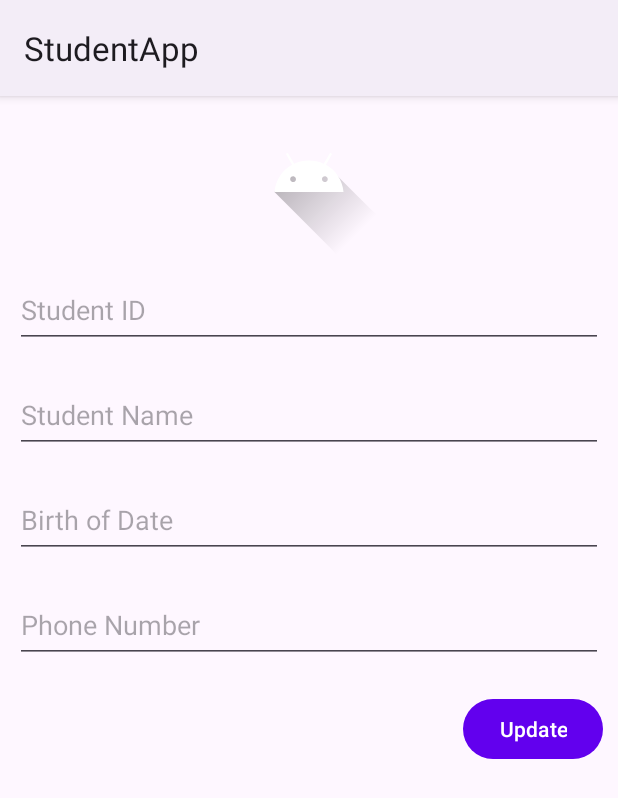
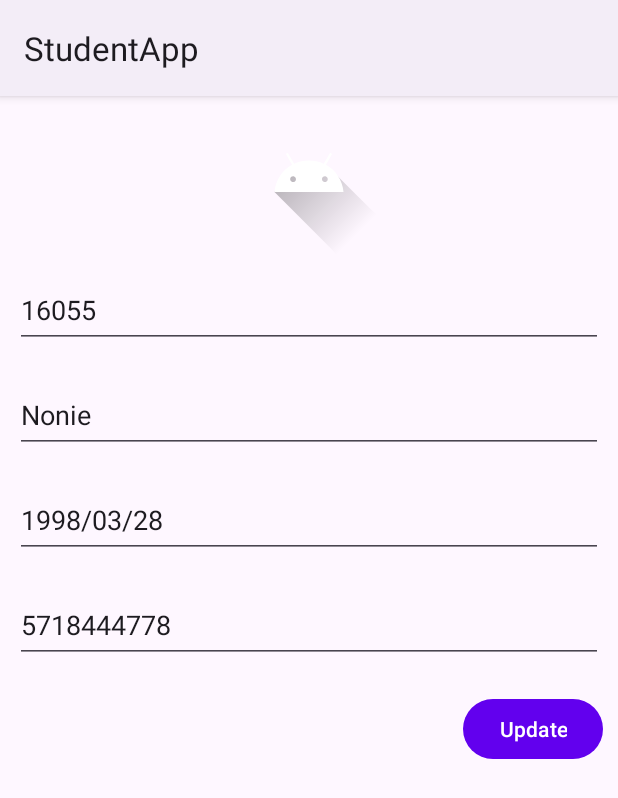
Before and after one commit to J4d3-2/anmpA_week4, an Android app: the StudentDetailFragment screen opened through its navigation route, on a phone screen of 412 x 824 dp. Shown: the top 798 px of the screen. Run offline under Robolectric (Android 15) with nearby library versions, the phone set to English and light mode, and no system bars; our stand-ins replace Volley; network calls fail.

Commit message:
week 4 homework added & updated (Detail Student)

```diff
--- a/app/build.gradle.kts
+++ b/app/build.gradle.kts
@@ -6,7 +6,7 @@ plugins {
 
 android {
     namespace = "com.jubaya.studentapp"
-    compileSdk = 33
+    compileSdk = 34
 
     buildFeatures{
         viewBinding = true
@@ -53,5 +53,6 @@ dependencies {
     androidTestImplementation("androidx.test.espresso:espresso-core:3.5.1")
     implementation("androidx.swiperefreshlayout:swiperefreshlayout:1.1.0")
     implementation("com.google.android.material:material:1.11.0-alpha03")
-
+    implementation("com.android.volley:volley:1.2.1")
+    implementation("com.google.code.gson:gson:2.10.1")
 }
--- a/app/src/main/java/com/jubaya/studentapp/view/StudentDetailFragment.kt
+++ b/app/src/main/java/com/jubaya/studentapp/view/StudentDetailFragment.kt
@@ -5,11 +5,16 @@ import androidx.fragment.app.Fragment
 import android.view.LayoutInflater
 import android.view.View
 import android.view.ViewGroup
+import androidx.lifecycle.Observer
+import androidx.lifecycle.ViewModelProvider
 import com.jubaya.studentapp.R
 import com.jubaya.studentapp.databinding.FragmentStudentDetailBinding
+import com.jubaya.studentapp.viewmodel.DetailViewModel
+import com.jubaya.studentapp.viewmodel.ListViewModel
 
 class StudentDetailFragment : Fragment() {
     private lateinit var binding:FragmentStudentDetailBinding
+    private lateinit var viewModel:DetailViewModel
 
     override fun onCreateView(
         inflater: LayoutInflater, container: ViewGroup?,
@@ -22,5 +27,19 @@ class StudentDetailFragment : Fragment() {
 
     override fun onViewCreated(view: View, savedInstanceState: Bundle?) {
         super.onViewCreated(view, savedInstanceState)
+
+        viewModel = ViewModelProvider(this).get(DetailViewModel::class.java)
+        viewModel.refresh()
+
+        observeViewModel()
+    }
+
+    fun observeViewModel(){
+        viewModel.studentLD.observe(viewLifecycleOwner, Observer {
+            binding.txtID.setText(it.id)
+            binding.txtName.setText(it.name)
+            binding.txtBOD.setText(it.dob)
+            binding.txtPhone.setText(it.phone)
+        })
     }
 }
--- /dev/null
+++ b/app/src/main/java/com/jubaya/studentapp/viewmodel/DetailViewModel.kt
@@ -0,0 +1,16 @@
+package com.jubaya.studentapp.viewmodel
+
+import androidx.lifecycle.MutableLiveData
+import androidx.lifecycle.ViewModel
+import com.jubaya.studentapp.model.Student
+
+class DetailViewModel:ViewModel() {
+    val studentLD = MutableLiveData<Student>()
+
+    fun refresh(){
+        val student1 = Student("16055","Nonie","1998/03/28","5718444778",
+            "http://dummyimage.com/75x100.jpg/cc0000/ffffff")
+
+        studentLD.value = student1
+    }
+}
--- a/app/src/main/java/com/jubaya/studentapp/viewmodel/ListViewModel.kt
+++ b/app/src/main/java/com/jubaya/studentapp/viewmodel/ListViewModel.kt
@@ -1,25 +1,55 @@
 package com.jubaya.studentapp.viewmodel
 
+import android.app.Application
+import android.util.Log
+import androidx.lifecycle.AndroidViewModel
 import androidx.lifecycle.MutableLiveData
 import androidx.lifecycle.ViewModel
+import com.android.volley.Request
+import com.android.volley.RequestQueue
+import com.android.volley.toolbox.StringRequest
+import com.android.volley.toolbox.Volley
+import com.google.gson.Gson
+import com.google.gson.reflect.TypeToken
 import com.jubaya.studentapp.model.Student
 
-class ListViewModel:ViewModel() {
+class ListViewModel(application:Application):AndroidViewModel(application) {
     val studentsLD = MutableLiveData<ArrayList<Student>>()
     val loadingLD = MutableLiveData<Boolean>()
     val studentLoadErrorLD = MutableLiveData<Boolean>()
 
+    val TAG = "volleyTag"
+    private var queue:RequestQueue? = null
+
     fun refresh(){
-        studentsLD.value = arrayListOf(
-            Student("16055","Nonie","1998/03/28","5718444778","http://dummyimage.com/75x100" +
-                    ".jpg/cc0000/ffffff"),
-            Student("13312","Rich","1994/12/14","3925444073","http://dummyimage.com/75x100" +
-                    ".jpg/5fa2dd/ffffff"),
-            Student("11204","Dinny","1994/10/07","6827808747",
-                "http://dummyimage.com/75x100.jpg/5fa2dd/ffffff1")
-        )
+        loadingLD.value = true
+        studentLoadErrorLD.value = false
 
-        loadingLD.value = false
-        studentLoadErrorLD.value = false
+        queue = Volley.newRequestQueue(getApplication())
+        val url = "http://adv.jitusolution.com/student.php"
+
+        val stringRequest = StringRequest(Request.Method.GET, url,
+            {
+                loadingLD.value = false
+                Log.d("show_volley ", it)
+
+                val sType = object:TypeToken<List<Student>>(){}.type
+                val result = Gson().fromJson<List<Student>>(it, sType)
+
+                studentsLD.value = result as ArrayList<Student>
+
+            }, {
+                loadingLD.value = false
+                studentLoadErrorLD.value = false
+                Log.e("show_volley", it.toString())
+            })
+
+        stringRequest.tag = TAG
+        queue?.add(stringRequest)
+    }
+
+    override fun onCleared() {
+        super.onCleared()
+        queue?.cancelAll(TAG)
     }
 }
```
